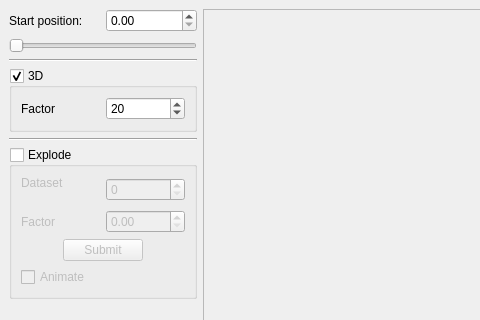
Qt form examples/Pie/mainwindow.ui (KDAB/KDChart) before a commit; both pictures show x 0 to 480 and y 0 to 320 of the 717 by 761 pixel window.
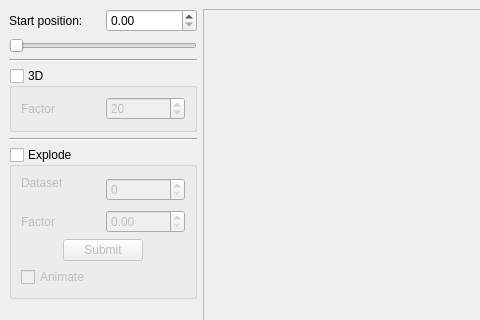
The same form after that commit. Icons and pictures are not drawn.

Diff of the .ui file:
```diff
--- a/examples/Pie/mainwindow.ui
+++ b/examples/Pie/mainwindow.ui
@@ -99,6 +99,9 @@
        <property name="checkable" >
         <bool>true</bool>
        </property>
+       <property name="checked" >
+        <bool>false</bool>
+       </property>
        <layout class="QHBoxLayout" >
         <property name="margin" >
          <number>9</number>
```
